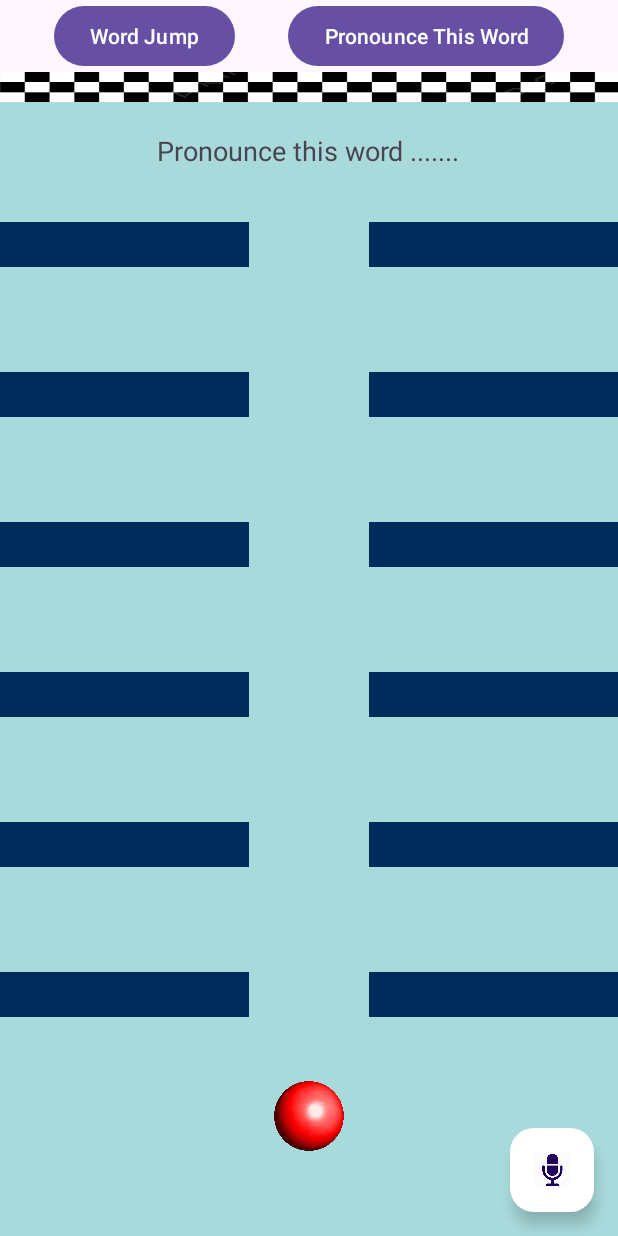
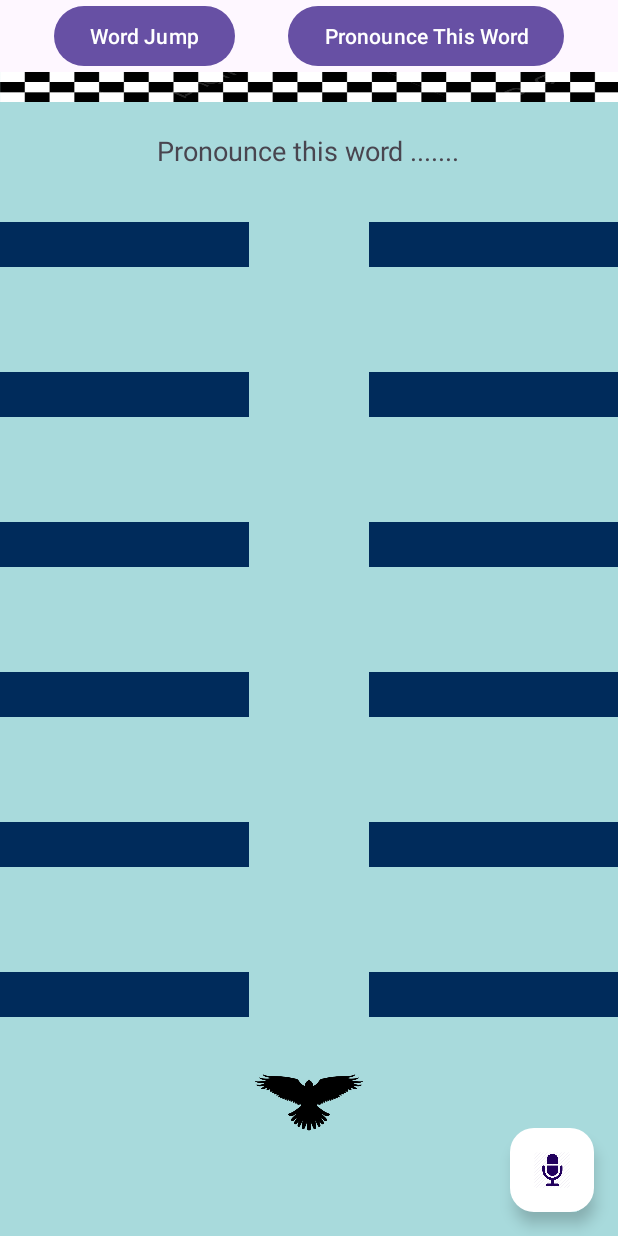
Before and after one commit to msyed03/CS175ProjectGroup6, an Android app: the screen it shows after launch (MainActivity), after a tap on "Pronounce This Word", on a phone screen of 412 x 824 dp. Run offline under Robolectric (Android 15) with nearby library versions, the phone set to English and light mode, and no system bars; 2 statements that could not run were skipped.

Commit message:
Changed icon to bird

```diff
--- a/app/src/main/res/layout/fragment_pronounce_this_word.xml
+++ b/app/src/main/res/layout/fragment_pronounce_this_word.xml
@@ -1,6 +1,7 @@
 <?xml version="1.0" encoding="utf-8"?>
 <FrameLayout xmlns:android="http://schemas.android.com/apk/res/android"
     xmlns:tools="http://schemas.android.com/tools"
+    xmlns:app="http://schemas.android.com/apk/res-auto"
     android:id="@+id/pronounceWordLayout"
     android:layout_width="match_parent"
     android:layout_height="match_parent"
@@ -53,13 +54,13 @@
 
 
     <ImageView
-        android:id="@+id/ball"
-        android:layout_width="60dp"
-        android:layout_height="60dp"
+        android:id="@+id/bird"
+        android:layout_width="80dp"
+        android:layout_height="80dp"
         android:layout_gravity="bottom|center_horizontal"
         android:layout_marginBottom="50dp"
-        android:src="@drawable/ball"
-        android:contentDescription="Ball" />
+        android:src="@drawable/bird"
+        android:contentDescription="@string/bird" />
 
     <com.google.android.material.floatingactionbutton.FloatingActionButton
         android:id="@+id/speakButton"
@@ -68,17 +69,17 @@
         android:clickable="true"
         android:focusable="true"
         android:layout_gravity="bottom|end"
-        android:layout_marginRight="16dp"
+        android:layout_marginEnd="16dp"
         android:layout_marginBottom="16dp"
         android:src="@drawable/microphone_icon"
-        android:contentDescription="Speak Button"
-        android:backgroundTint="#FFFFFF" />
+        android:contentDescription="@string/speak_description"
+        android:backgroundTint="#FFFFFF"/>
 
     <TextView
         android:id="@+id/speechStatus"
         android:layout_width="wrap_content"
         android:layout_height="wrap_content"
-        android:text="Pronounce this word ......."
+        android:text="@string/pronounce_text"
         android:textSize="18sp"
         android:layout_gravity="top|center_horizontal"
         android:layout_marginTop="40dp" />
--- a/app/src/main/res/values/strings.xml
+++ b/app/src/main/res/values/strings.xml
@@ -4,4 +4,7 @@
     <string name="hello_blank_fragment">Hello blank fragment</string>
     <string name="pronounce_this_word">Pronounce this Word</string>
     <string name="word_jump">Word Jump</string>
+    <string name="pronounce_text">Pronounce this word .......</string>
+    <string name="speak_description">Speak Button</string>
+    <string name="bird">Bird</string>
 </resources>
```
Also changed, not shown: app/src/main/res/drawable/bird.png (added).
